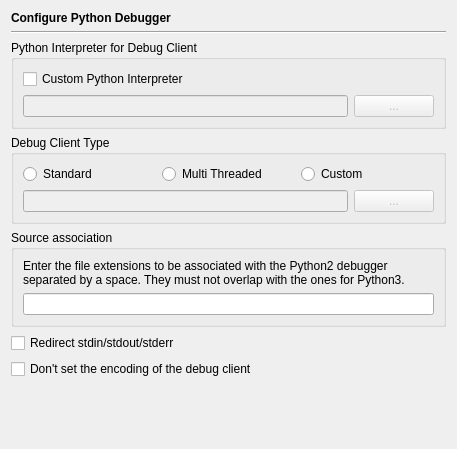
Old version of the form Preferences/ConfigurationPages/DebuggerPythonPage.ui in the repository testmana2/test.
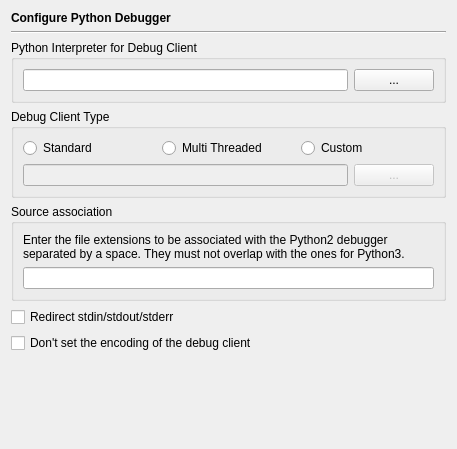
New version of the form.

Commit message: Changed some code to adjust eric5 to Python3.

Diff of the .ui file:
```diff
--- a/Preferences/ConfigurationPages/DebuggerPythonPage.ui
+++ b/Preferences/ConfigurationPages/DebuggerPythonPage.ui
@@ -37,31 +37,15 @@
       <string>Python Interpreter for Debug Client</string>
      </property>
      <layout class="QGridLayout">
-      <item row="0" column="0" colspan="2">
-       <widget class="QCheckBox" name="customPyCheckBox">
-        <property name="toolTip">
-         <string>Select, whether a special Python interpreter should be used</string>
-        </property>
-        <property name="text">
-         <string>Custom Python Interpreter</string>
-        </property>
-       </widget>
-      </item>
-      <item row="1" column="0">
+      <item row="0" column="0">
        <widget class="QLineEdit" name="interpreterEdit">
-        <property name="enabled">
-         <bool>false</bool>
-        </property>
         <property name="toolTip">
          <string>Enter the path of the Python interpreter to be used by the debug client.  Leave empty to use the default.</string>
         </property>
        </widget>
       </item>
-      <item row="1" column="1">
+      <item row="0" column="1">
        <widget class="QPushButton" name="interpreterButton">
-        <property name="enabled">
-         <bool>false</bool>
-        </property>
         <property name="toolTip">
          <string>Press to select the Python interpreter via a file selection dialog</string>
         </property>
```
Left out of the diff: 33 changed lines with no effect on the pictures. The commit also changes 20 other files.
